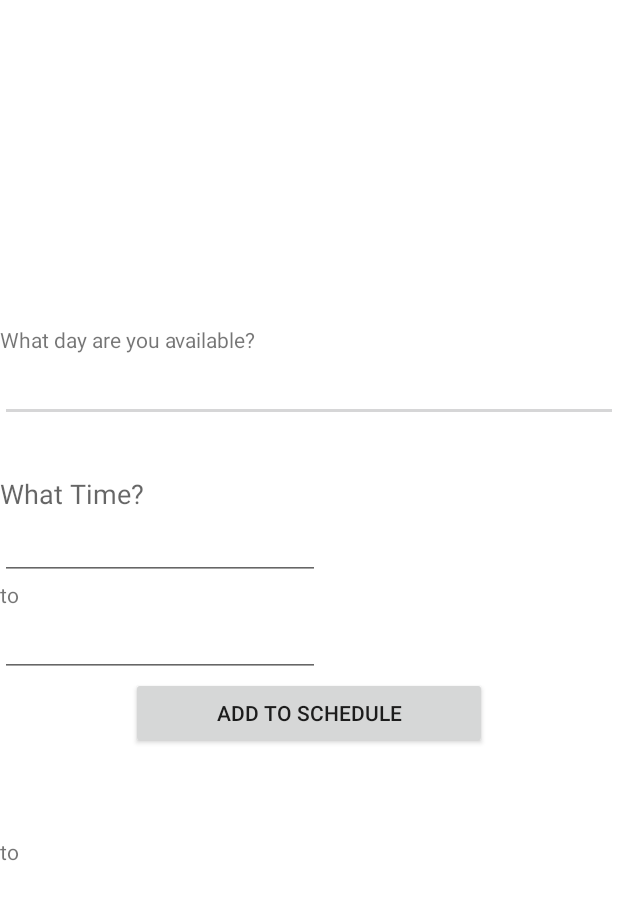
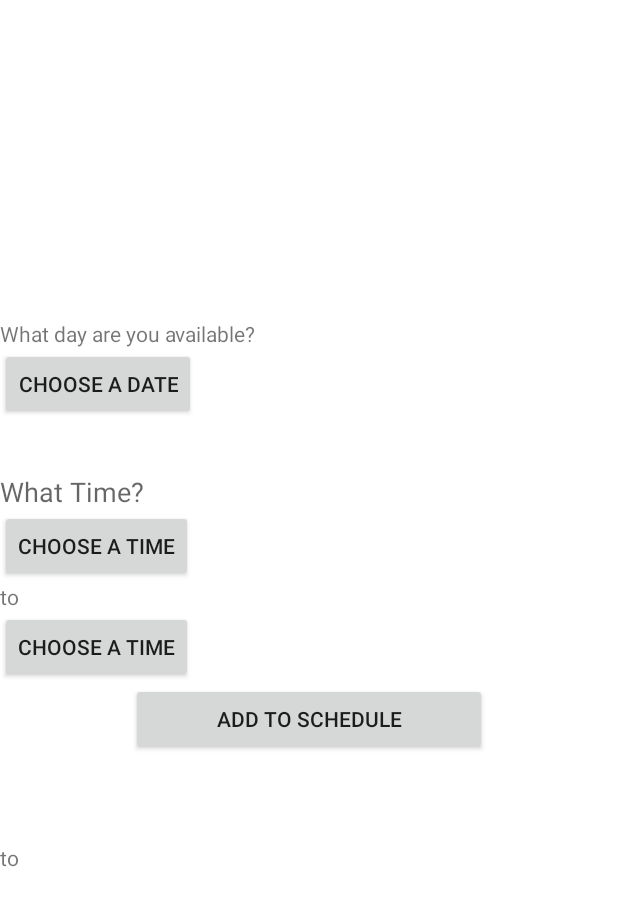
Before and after one commit to SeraphShroud/Huber, an Android app: the layout content_calendar.xml on its own in the app's theme, with its tools: preview values and no code run, on a phone screen of 412 x 824 dp. Shown: the top 906 px of the screen. Run offline under Robolectric (Android 15) with nearby library versions, the light colour scheme and no system bars.

Commit message:
New working calendar. Need to add database communication

```diff
--- a/app/src/main/res/layout/content_calendar.xml
+++ b/app/src/main/res/layout/content_calendar.xml
@@ -30,10 +30,12 @@
             android:text="What day are you available?"
             android:id="@+id/textView8" />
 
-        <EditText
-            android:layout_width="match_parent"
+        <Button
+            android:layout_width="wrap_content"
             android:layout_height="wrap_content"
-            android:id="@+id/editText" />
+            android:text="Choose a Date"
+            android:id="@+id/datePicker"
+            android:onClick="showDatePickerDialog" />
 
         <TextView
             android:layout_width="wrap_content"
@@ -46,17 +48,12 @@
             android:layout_alignStart="@+id/editText2"
             android:layout_marginTop="35dp" />
 
-        <EditText
+        <Button
             android:layout_width="wrap_content"
             android:layout_height="wrap_content"
-            android:inputType="time"
-            android:ems="10"
-            android:id="@+id/editText3"
-            android:layout_below="@+id/textView"
-            android:layout_alignLeft="@+id/textView"
-            android:layout_alignStart="@+id/textView"
-            android:layout_alignRight="@+id/textView"
-            android:layout_alignEnd="@+id/textView" />
+            android:text="Choose a Time"
+            android:id="@+id/timePicker1"
+            android:onClick="showTimePickerDialog" />
 
         <TextView
             android:layout_width="wrap_content"
@@ -68,17 +65,13 @@
             android:layout_alignLeft="@+id/editText3"
             android:layout_alignStart="@+id/editText3" />
 
-        <EditText
+        <Button
             android:layout_width="wrap_content"
             android:layout_height="wrap_content"
-            android:inputType="time"
-            android:ems="10"
-            android:id="@+id/editText4"
-            android:layout_below="@+id/textView2"
-            android:layout_alignLeft="@+id/textView2"
-            android:layout_alignStart="@+id/textView2"
-            android:layout_alignRight="@+id/textView"
-            android:layout_alignEnd="@+id/textView" />
+            android:text="Choose a Time"
+            android:id="@+id/timePicker2"
+            android:onClick="showTimePickerDialog2"
+            android:nestedScrollingEnabled="false" />
 
         <Button
             android:layout_width="237dp"
```
Also changed, not shown: app/src/main/java/com/example/seraphshroud/huber/Calendar.java (+35 -72 lines), app/src/main/java/com/example/seraphshroud/huber/DatePickerFragment.java (added, +46 -0 lines), app/src/main/java/com/example/seraphshroud/huber/TimePickerFragment.java (added, +65 -0 lines).
